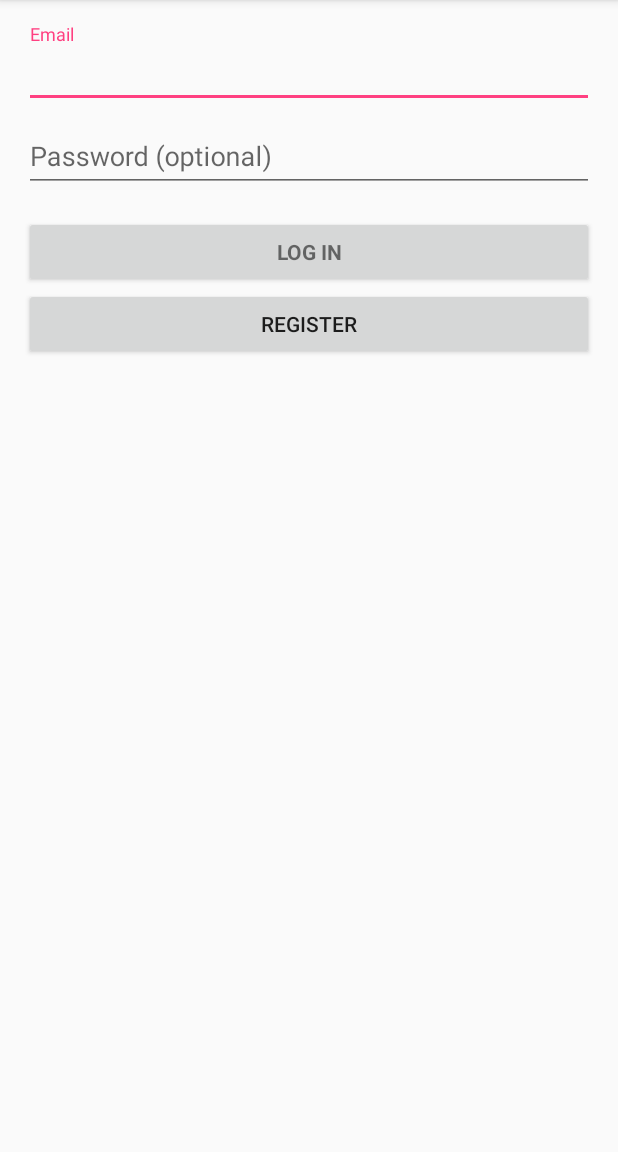
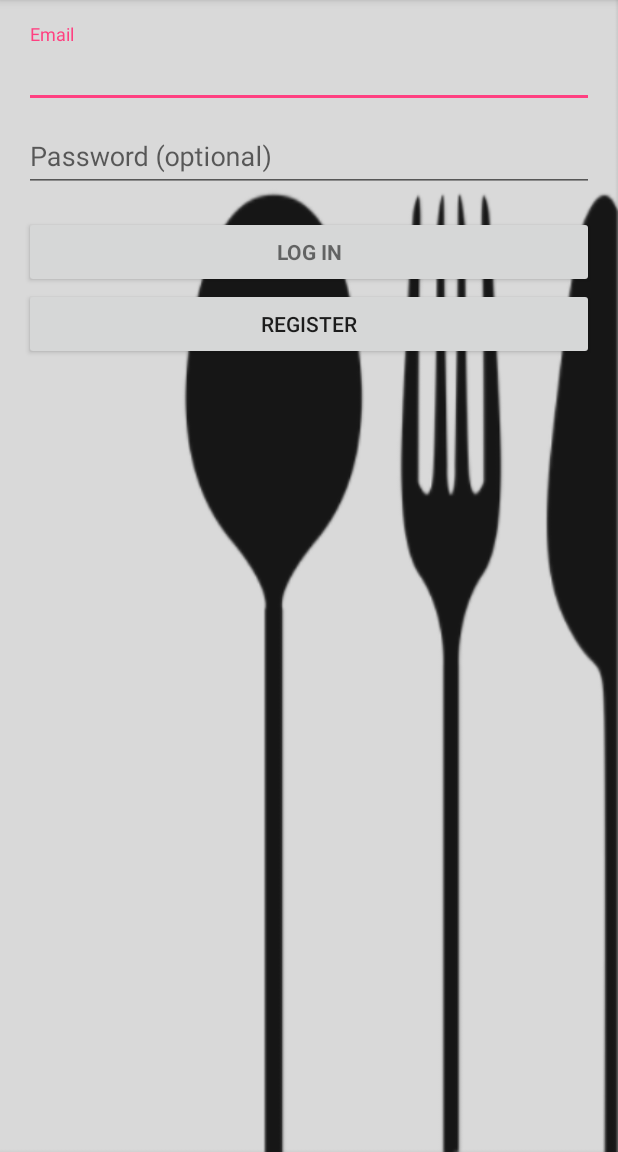
Before and after one commit to EllaKim0415/Bob-Pool, an Android app: the screen it shows after launch (LoginActivity), on a phone screen of 412 x 824 dp, the part 84-1236 px from its top. Run offline under Robolectric (Android 15) with nearby library versions, the phone set to English and light mode, and no system bars; our stand-ins replace Firebase (no records; nobody signed in at launch, a user with empty details on screens opened directly); 2 statements that could not run were skipped.

Commit message:
background

```diff
--- a/BobPool/app/src/main/res/layout/activity_login.xml
+++ b/BobPool/app/src/main/res/layout/activity_login.xml
@@ -1,4 +1,5 @@
-<LinearLayout xmlns:android="http://schemas.android.com/apk/res/android"
+<RelativeLayout xmlns:android="http://schemas.android.com/apk/res/android"
+    xmlns:app="http://schemas.android.com/apk/res-auto"
     xmlns:tools="http://schemas.android.com/tools"
     android:layout_width="match_parent"
     android:layout_height="match_parent"
@@ -8,6 +9,7 @@
     android:paddingLeft="@dimen/activity_horizontal_margin"
     android:paddingRight="@dimen/activity_horizontal_margin"
     android:paddingTop="@dimen/activity_vertical_margin"
+    android:background="@drawable/login"
     tools:context="com.example.khrst.bobpool.controller.LoginActivity">
 
     <!-- Login progress -->
@@ -78,6 +80,8 @@
                 android:layout_height="wrap_content"
                 android:text="Register" />
 
+
+
         </LinearLayout>
     </ScrollView>
-</LinearLayout>
+</RelativeLayout>
```
Also changed, not shown: BobPool/app/src/main/res/drawable/login.PNG (added).
